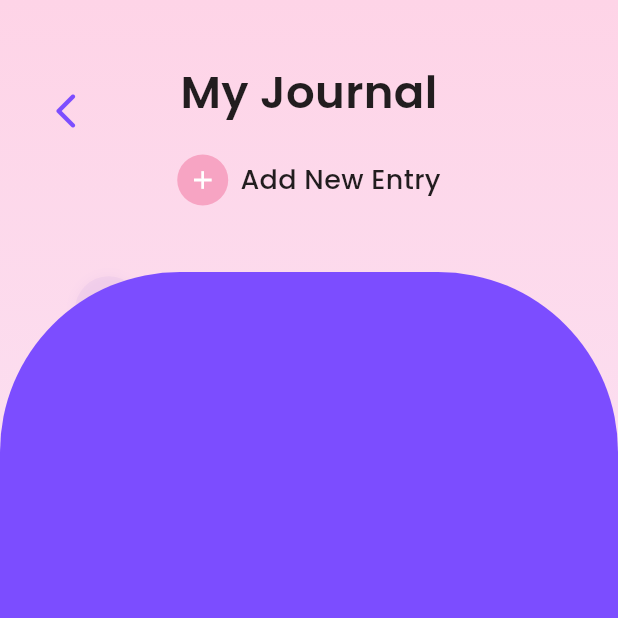
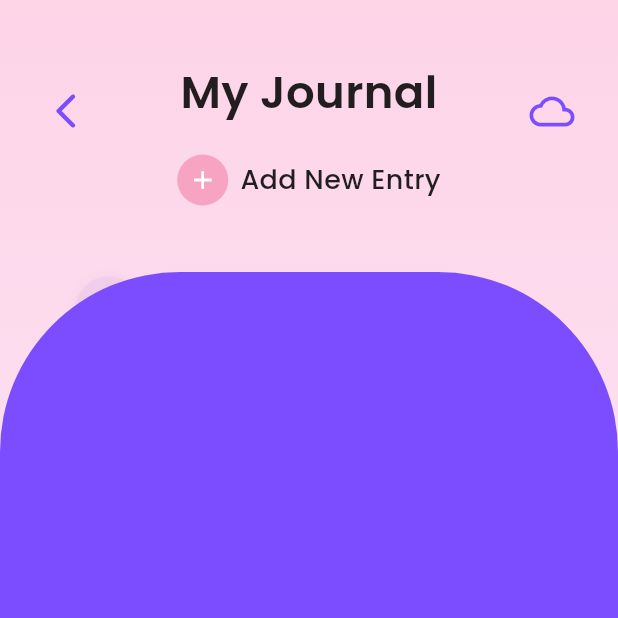
Before and after one commit to ayramistry/Project1-Chill-Pill, a Flutter app: the JournalScreen screen opened directly, on a phone screen of 412 x 824 dp, the top half of it. Run offline on Flutter 3.47's test engine with Material 3 defaults, Android fonts, the phone set to English and light mode, and no system bars; our stand-ins replace audioplayers, google_fonts, shared_preferences; accounts and stored records are empty.

Commit message:
Final working version — overwrite main

```diff
--- a/lib/screens/journal_screen.dart
+++ b/lib/screens/journal_screen.dart
@@ -1,11 +1,12 @@
 import 'package:flutter/material.dart';
 import 'package:google_fonts/google_fonts.dart';
 import 'package:shared_preferences/shared_preferences.dart';
+import 'package:audioplayers/audioplayers.dart';
 import 'dart:convert';
 import 'dart:async';
 import 'dart:math' as math;
 import 'package:intl/intl.dart';
-import 'calm_home_page.dart'; // 👈 for navigation back
+import 'calm_home_page.dart'; // for back navigation
 
 class JournalScreen extends StatefulWidget {
   const JournalScreen({Key? key}) : super(key: key);
@@ -25,11 +26,16 @@ class _JournalScreenState extends State<JournalScreen>
   final TextEditingController _entryController = TextEditingController();
   final TextEditingController _titleController = TextEditingController();
 
+  late AudioPlayer _audioPlayer;
+  bool _isRainPlaying = false;
+  double _volume = 0.5;
+
   @override
   void initState() {
     super.initState();
     _initAnimations();
     _loadEntries();
+    _audioPlayer = AudioPlayer();
   }
 
   void _initAnimations() {
@@ -61,6 +67,19 @@ class _JournalScreenState extends State<JournalScreen>
   Future<void> _saveEntries() async {
     final prefs = await SharedPreferences.getInstance();
     await prefs.setString('journalEntries', json.encode(_entries));
+  }
+
+  Future<void> _toggleRainSound() async {
+    if (_isRainPlaying) {
+      await _audioPlayer.stop();
+    } else {
+      await _audioPlayer.play(AssetSource('rain_sound.mp3'));
+      await _audioPlayer.setReleaseMode(ReleaseMode.loop);
+      await _audioPlayer.setVolume(_volume);
+    }
+    setState(() {
+      _isRainPlaying = !_isRainPlaying;
+    });
   }
 
   void _addEntry() {
@@ -138,8 +157,8 @@ class _JournalScreenState extends State<JournalScreen>
                     shape: RoundedRectangleBorder(
                       borderRadius: BorderRadius.circular(20),
                     ),
-                    padding: const EdgeInsets.symmetric(
-                        horizontal: 30, vertical: 12),
+                    padding:
+                        const EdgeInsets.symmetric(horizontal: 30, vertical: 12),
                   ),
                   child: Text(
                     "Save Entry",
@@ -184,6 +203,13 @@ class _JournalScreenState extends State<JournalScreen>
       );
 
   @override
+  void dispose() {
+    _audioPlayer.dispose();
+    _controller.dispose();
+    super.dispose();
+  }
+
+  @override
   Widget build(BuildContext context) {
     return Scaffold(
       body: Stack(
@@ -208,8 +234,23 @@ class _JournalScreenState extends State<JournalScreen>
               icon: const Icon(Icons.arrow_back_ios_new_rounded,
                   color: Color(0xFF7C4DFF), size: 28),
               onPressed: () {
-                Navigator.of(context).pop(); // 👈 Go back to CalmHomePage
+                Navigator.of(context).pop();
               },
+            ),
+          ),
+
+          // ☁️ Rain toggle button
+          Positioned(
+            top: 50,
+            right: 20,
+            child: IconButton(
+              icon: Icon(
+                _isRainPlaying ? Icons.cloud_off : Icons.cloud_queue,
+                color: const Color(0xFF7C4DFF),
+                size: 30,
+              ),
+              onPressed: _toggleRainSound,
+              tooltip: _isRainPlaying ? "Stop Rain" : "Play Rain",
             ),
           ),
 
@@ -278,6 +319,25 @@ class _JournalScreenState extends State<JournalScreen>
                 ),
                 const SizedBox(height: 20),
 
+                // Volume control slider (only visible when playing)
+                if (_isRainPlaying)
+                  Padding(
+                    padding: const EdgeInsets.symmetric(horizontal: 40),
+                    child: Slider(
+                      value: _volume,
+                      min: 0,
+                      max: 1,
+                      divisions: 10,
+                      activeColor: const Color(0xFF7C4DFF),
+                      inactiveColor: Colors.purple.shade100,
+                      label: "Volume",
+                      onChanged: (value) {
+                        setState(() => _volume = value);
+                        _audioPlayer.setVolume(value);
+                      },
+                    ),
+                  ),
+
                 GestureDetector(
                   onTap: _openNewEntryDialog,
                   child: Row(
@@ -290,7 +350,8 @@ class _JournalScreenState extends State<JournalScreen>
                           color: Color(0xFFF7A4C3),
                           shape: BoxShape.circle,
                         ),
-                        child: const Icon(Icons.add, color: Colors.white, size: 20),
+                        child:
+                            const Icon(Icons.add, color: Colors.white, size: 20),
                       ),
                       const SizedBox(width: 8),
                       Text(
--- a/pubspec.yaml
+++ b/pubspec.yaml
@@ -13,6 +13,8 @@ dependencies:
   google_fonts: ^6.2.1   # ✅ added for text styling
   shared_preferences: ^2.2.3
   intl: ^0.19.0
+  audioplayers: ^6.0.0
+
 
 dev_dependencies:
   flutter_test:
@@ -25,3 +27,4 @@ flutter:
   # ✅ Added your image asset here
   assets:
     - assets/girl.png
+    - assets/rain_sound.mp3
```
Also changed, not shown: pubspec.lock, 6 other files.
